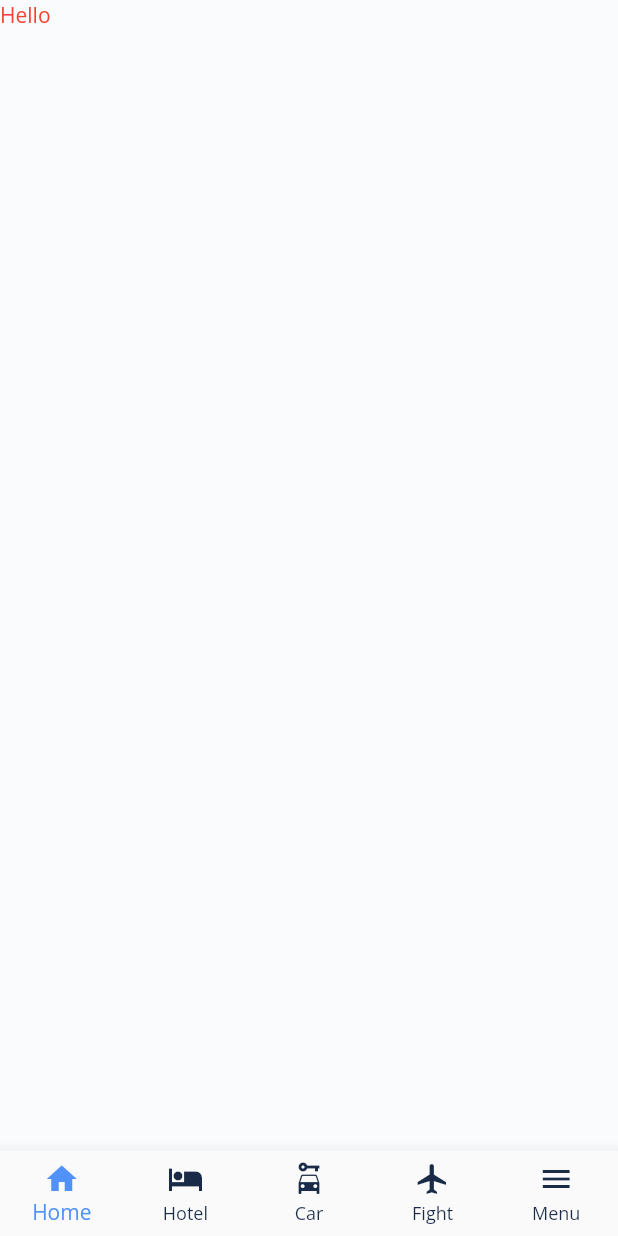
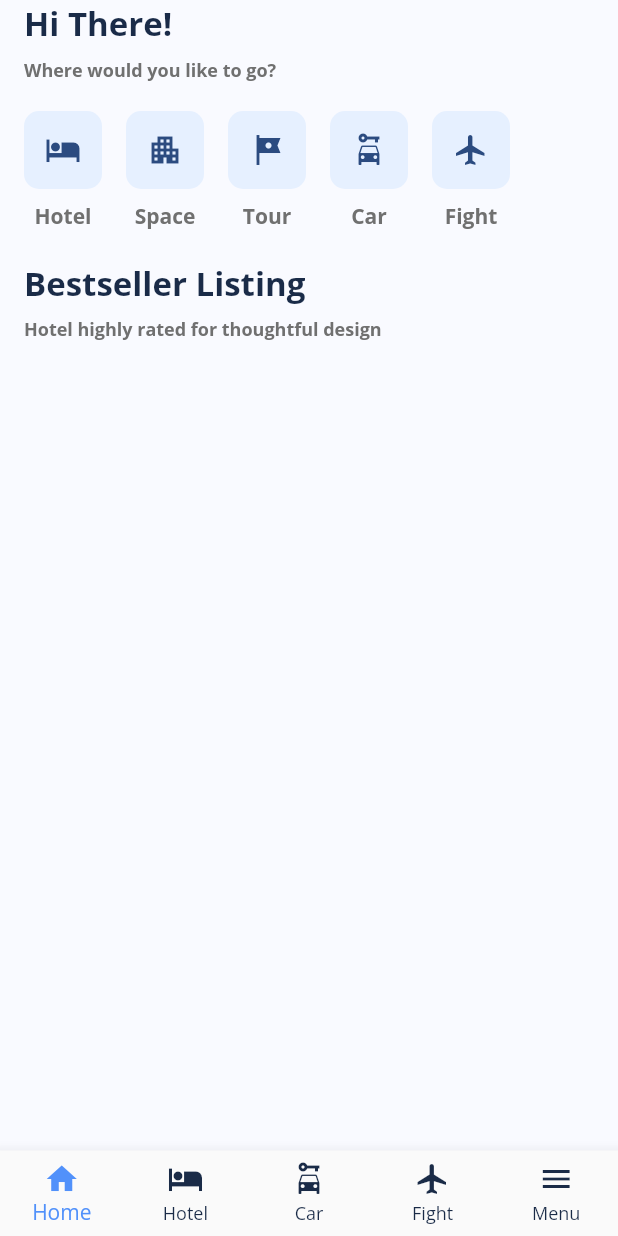
Before and after one commit to Junejune95/bookingappByChatSat, a Flutter app: the screen it shows after launch, on a phone screen of 412 x 824 dp. Run offline on Flutter 3.47's test engine with Material 2 defaults, Android fonts, the phone set to English and light mode, and no system bars; drawn by our look-alikes of nb_utils; our stand-ins replace google_fonts.

Commit message:
home type filter

```diff
--- /dev/null
+++ b/lib/components/BookingTypeFilterComponent.dart
@@ -0,0 +1,59 @@
+// ignore_for_file: must_be_immutable, use_key_in_widget_constructors
+
+import 'package:bookingapp/models/BookingIconModel.dart';
+import 'package:bookingapp/utils/BookingColors.dart';
+import 'package:bookingapp/utils/BookingDataGenerator.dart';
+import 'package:flutter/material.dart';
+import 'package:nb_utils/nb_utils.dart';
+
+class BookingTypeComponent extends StatefulWidget {
+  @override
+  State<BookingTypeComponent> createState() => _BookingTypeComponentState();
+}
+
+class _BookingTypeComponentState extends State<BookingTypeComponent> {
+  List<BookingTypeModel> typeList = getBookingTypeList();
+
+  late int _selectedIndex = -1;
+  @override
+  Widget build(BuildContext context) {
+    return HorizontalList(
+        padding: const EdgeInsets.symmetric(horizontal: 16),
+        spacing: 16,
+        itemCount: typeList.length,
+        itemBuilder: (context, index) {
+          return Column(
+            children: [
+              GestureDetector(
+                onTap: () {
+                  setState(() {
+                    _selectedIndex = index;
+                  });
+                },
+                child: Container(
+                  padding: const EdgeInsets.all(14),
+                  decoration: BoxDecoration(
+                    color: _selectedIndex == index
+                        ? Booking_Secondary_light
+                        : Booking_AppBar,
+                    borderRadius: radius(10),
+                  ),
+                  child: Icon(
+                    typeList[index].icon,
+                    color: _selectedIndex == index
+                        ? Booking_AppBar
+                        : Booking_Secondary_light,
+                  ),
+                ),
+              ),
+              8.height,
+              Text(
+                typeList[index].name,
+                style:
+                    boldTextStyle(size: 14, color: Booking_TextColorSecondary),
+              ),
+            ],
+          );
+        });
+  }
+}
--- a/lib/fragments/BookingHomeFragment.dart
+++ b/lib/fragments/BookingHomeFragment.dart
@@ -1,16 +1,47 @@
+import 'package:bookingapp/components/BookingTypeFilterComponent.dart';
+import 'package:bookingapp/utils/BookingColors.dart';
+import 'package:bookingapp/utils/BookingWidgets.dart';
 import 'package:flutter/material.dart';
+import 'package:nb_utils/nb_utils.dart';
 
 class BookingHomeFragment extends StatelessWidget {
   const BookingHomeFragment({Key? key}) : super(key: key);
 
-
   @override
   Widget build(BuildContext context) {
-    return Container (
-      child: const Text(
-        'Hello',
-        style: TextStyle(color: Colors.red),
+    return SafeArea(
+      child: Scaffold(
+        backgroundColor: appColorPrimaryLight,
+        body: SingleChildScrollView(
+          child: Column(
+            mainAxisAlignment: MainAxisAlignment.center,
+            crossAxisAlignment: CrossAxisAlignment.start,
+            children: [
+              titleWrapper(
+                  title: 'Hi There!', subtitle: 'Where would you like to go?'),
+              20.height,
+              BookingTypeComponent(),
+              20.height,
+              titleWrapper(
+                  title: 'Bestseller Listing',
+                  subtitle: 'Hotel highly rated for thoughtful design'),
+              20.height,
+            ],
+          ),
+        ),
       ),
     );
   }
 }
+
+Widget titleWrapper({required String title, required String subtitle}) {
+  return Column(
+    crossAxisAlignment: CrossAxisAlignment.start,
+    children: [
+      titleText(title: title),
+      8.height,
+      descriptionText(description: subtitle)
+      //     .paddingSymmetric(horizontal: 16),
+    ],
+  ).paddingSymmetric(horizontal: 16);
+}
--- /dev/null
+++ b/lib/models/BookingIconModel.dart
@@ -0,0 +1,11 @@
+import 'package:flutter/material.dart';
+
+class BookingTypeModel{
+
+  IconData icon;
+  String name;
+  bool isSelected;
+
+  BookingTypeModel({required this.icon,required this.name,required this.isSelected});
+
+}
--- a/lib/utils/BookingColors.dart
+++ b/lib/utils/BookingColors.dart
@@ -4,6 +4,7 @@ import 'package:flutter/material.dart';
 
 const Booking_Primary = Color(0xFF5191fa);
 const Booking_Secondary = Color(0xFF1a2b47);
+const Booking_Secondary_light = Color(0xFF2B4B80);
 const Booking_ColorPrimaryDark = Color.fromARGB(15, 0, 0, 0);
 const Booking_LineColor = Color(0xFFE2E2E2);
 const Booking_AppBar= Color(0xFFE6F0FF);
--- /dev/null
+++ b/lib/utils/BookingDataGenerator.dart
@@ -0,0 +1,18 @@
+
+import 'package:bookingapp/utils/BookingIcons.dart';
+import 'package:bookingapp/utils/BookingStrings.dart';
+
+import '../models/BookingIconModel.dart';
+
+List<BookingTypeModel> getBookingTypeList() {
+  List<BookingTypeModel> list = [];
+
+  list.add(BookingTypeModel(icon:Booking_ic_hotel, name: Booking_lbl_Hotel,isSelected: false));
+  list.add(BookingTypeModel(icon:Booking_ic_space, name: Booking_lbl_Space,isSelected: false));
+  list.add(BookingTypeModel(icon:Booking_ic_tour, name: Booking_lbl_Tour,isSelected: false));
+  list.add(BookingTypeModel(icon:Booking_ic_car, name: Booking_lbl_Car,isSelected: false));
+  list.add(BookingTypeModel(icon:Booking_ic_fight, name: Booking_lbl_Fight,isSelected: false));
+
+
+  return list;
+}
--- a/lib/utils/BookingIcons.dart
+++ b/lib/utils/BookingIcons.dart
@@ -7,3 +7,5 @@ IconData Booking_ic_hotel = Icons.hotel;
 IconData Booking_ic_car = Icons.car_rental;
 IconData Booking_ic_fight = Icons.flight;
 IconData Booking_ic_menu = Icons.menu;
+IconData Booking_ic_space = Icons.apartment;
+IconData Booking_ic_tour = Icons.tour;
```
Also changed, not shown: lib/utils/BookingConstants.dart (added, +27 -0 lines), lib/utils/BookingWidgets.dart (+26 -0 lines).
